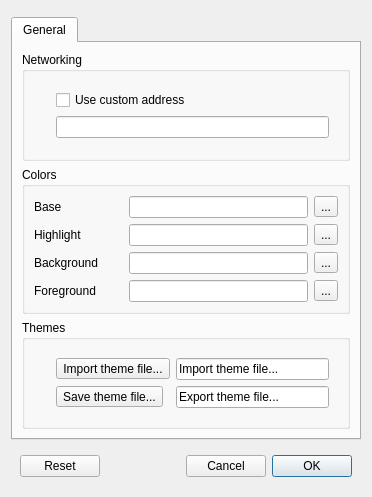
First picture: the form in src/forms/AdvancedSettings.ui, repository FRC-Utilities/QDriverStation, before the edit.
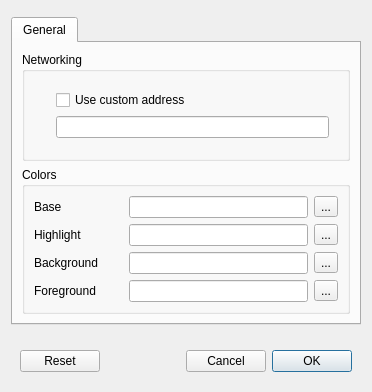
Second picture: the form after the edit. Icons and pictures are not drawn.

Patch:
```diff
--- a/src/forms/AdvancedSettings.ui
+++ b/src/forms/AdvancedSettings.ui
@@ -2,14 +2,6 @@
 <ui version="4.0">
  <class>AdvancedSettings</class>
  <widget class="QDialog" name="AdvancedSettings">
-  <property name="geometry">
-   <rect>
-    <x>0</x>
-    <y>0</y>
-    <width>359</width>
-    <height>463</height>
-   </rect>
-  </property>
   <property name="windowTitle">
    <string>Advanced Settings</string>
   </property>
@@ -276,103 +268,6 @@
          </layout>
         </widget>
        </item>
-       <item>
-        <widget class="QGroupBox" name="ThemeBox">
-         <property name="title">
-          <string>Themes</string>
-         </property>
-         <layout class="QHBoxLayout" name="horizontalLayout_3" stretch="0,1">
-          <item>
-           <widget class="QWidget" name="widget_4" native="true">
-            <layout class="QVBoxLayout" name="verticalLayout_3">
-             <property name="leftMargin">
-              <number>0</number>
-             </property>
-             <property name="topMargin">
-              <number>0</number>
-             </property>
-             <property name="rightMargin">
-              <number>0</number>
-             </property>
-             <property name="bottomMargin">
-              <number>0</number>
-             </property>
-             <item>
-              <widget class="QLabel" name="ThemeIcon">
-               <property name="text">
-                <string/>
-               </property>
-               <property name="pixmap">
-                <pixmap resource="../../etc/resources/resources.qrc">:/icons/Theme.png</pixmap>
-               </property>
-              </widget>
-             </item>
-            </layout>
-           </widget>
-          </item>
-          <item>
-           <widget class="QWidget" name="widget_5" native="true">
-            <layout class="QGridLayout" name="gridLayout">
-             <item row="1" column="0">
-              <widget class="QToolButton" name="ExportButton">
-               <property name="minimumSize">
-                <size>
-                 <width>0</width>
-                 <height>0</height>
-                </size>
-               </property>
-               <property name="text">
-                <string>Save theme file...</string>
-               </property>
-               <property name="icon">
-                <iconset resource="../../etc/resources/resources.qrc">
-                 <normaloff>:/icons/Save.png</normaloff>:/icons/Save.png</iconset>
-               </property>
-              </widget>
-             </item>
-             <item row="0" column="1">
-              <widget class="QLineEdit" name="lineEdit">
-               <property name="text">
-                <string>Import theme file...</string>
-               </property>
-               <property name="readOnly">
-                <bool>true</bool>
-               </property>
-              </widget>
-             </item>
-             <item row="0" column="0">
-              <widget class="QToolButton" name="ImportButton">
-               <property name="minimumSize">
-                <size>
-                 <width>0</width>
-                 <height>0</height>
-                </size>
-               </property>
-               <property name="text">
-                <string>Import theme file...</string>
-               </property>
-               <property name="icon">
-                <iconset resource="../../etc/resources/resources.qrc">
-                 <normaloff>:/icons/Open.png</normaloff>:/icons/Open.png</iconset>
-               </property>
-              </widget>
-             </item>
-             <item row="1" column="1">
-              <widget class="QLineEdit" name="lineEdit_2">
-               <property name="text">
-                <string>Export theme file...</string>
-               </property>
-               <property name="readOnly">
-                <bool>true</bool>
-               </property>
-              </widget>
-             </item>
-            </layout>
-           </widget>
-          </item>
-         </layout>
-        </widget>
-       </item>
       </layout>
      </widget>
     </widget>
@@ -382,10 +277,13 @@
      <property name="orientation">
       <enum>Qt::Vertical</enum>
      </property>
+     <property name="sizeType">
+      <enum>QSizePolicy::MinimumExpanding</enum>
+     </property>
      <property name="sizeHint" stdset="0">
       <size>
        <width>20</width>
-       <height>40</height>
+       <height>10</height>
       </size>
      </property>
     </spacer>
```
